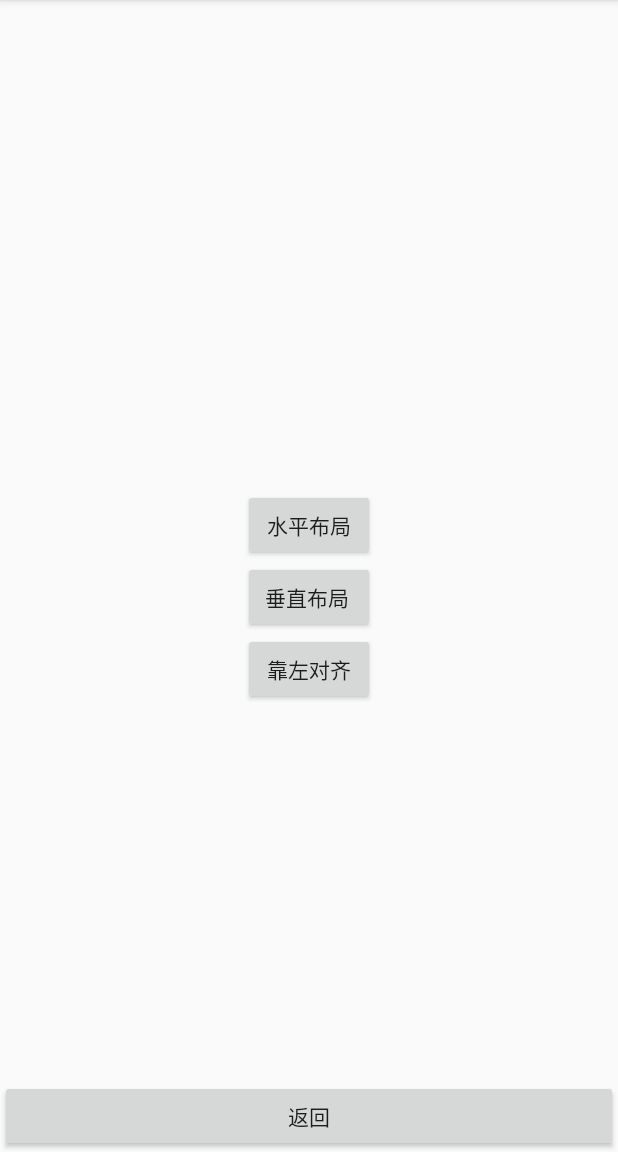
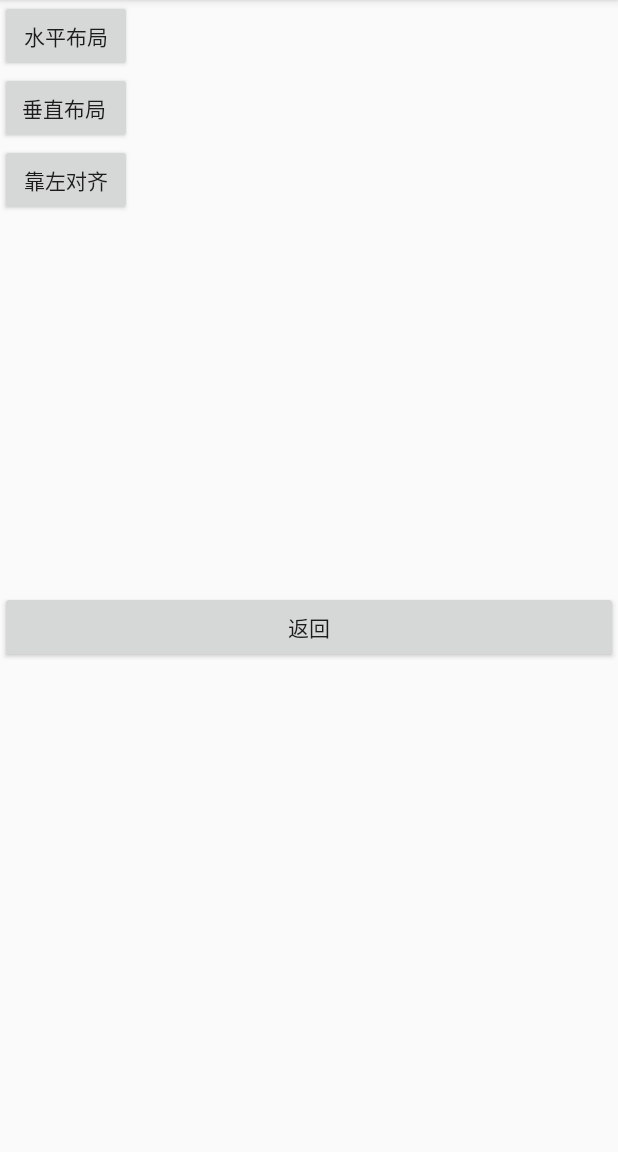
Before and after one commit to DOGEE7/Second, an Android app: the u1 screen opened directly, with no data from a screen before it, after a tap on "靠左对齐", on a phone screen of 412 x 824 dp, the part 84-1236 px from its top. Run offline under Robolectric (Android 15) with nearby library versions, the light colour scheme and no system bars.

Commit message:
2
2

Signed-off-by: DOGEE7 <1067826433@qq.com>

```diff
--- a/app/src/main/java/cst/hqu/edu/cn/secondandroid/u1.java
+++ b/app/src/main/java/cst/hqu/edu/cn/secondandroid/u1.java
@@ -14,7 +14,8 @@ public class u1 extends AppCompatActivity {
     protected void onCreate(Bundle savedInstanceState) {
         super.onCreate(savedInstanceState);
         setContentView(R.layout.u1);
-        final LinearLayout root = (LinearLayout)findViewById(R.id.linearLayout);
+        final LinearLayout root = (LinearLayout)findViewById(R.id.root);
+        final LinearLayout layout = (LinearLayout)findViewById(R.id.layout);
 
         final Button bnhor = (Button) findViewById(R.id.bnhor);
         bnhor.setOnClickListener(new View.OnClickListener() {
@@ -32,11 +33,11 @@ public class u1 extends AppCompatActivity {
             }
         });
 
-        Button bnleft = (Button) findViewById(R.id.bnleft);
+        final Button bnleft = (Button) findViewById(R.id.bnleft);
         bnleft.setOnClickListener(new View.OnClickListener() {
             @Override
             public void onClick(View view) {
-                root.setGravity(View.FOCUS_LEFT);
+                layout.setGravity(View.SCROLL_INDICATOR_LEFT);
             }
         });
 
--- a/app/src/main/res/layout/u1.xml
+++ b/app/src/main/res/layout/u1.xml
@@ -6,11 +6,11 @@
         android:layout_height="match_parent"
         android:gravity="bottom|center_horizontal"
         android:orientation="vertical"
-        android:id="@+id/root"
+        android:id="@+id/layout"
         tools:context="cst.hqu.edu.cn.secondandroid.u1">
 
     <LinearLayout
-        android:id="@+id/linearLayout"
+        android:id="@+id/root"
         android:layout_width="wrap_content"
         android:layout_height="wrap_content"
         android:gravity="center"
```
